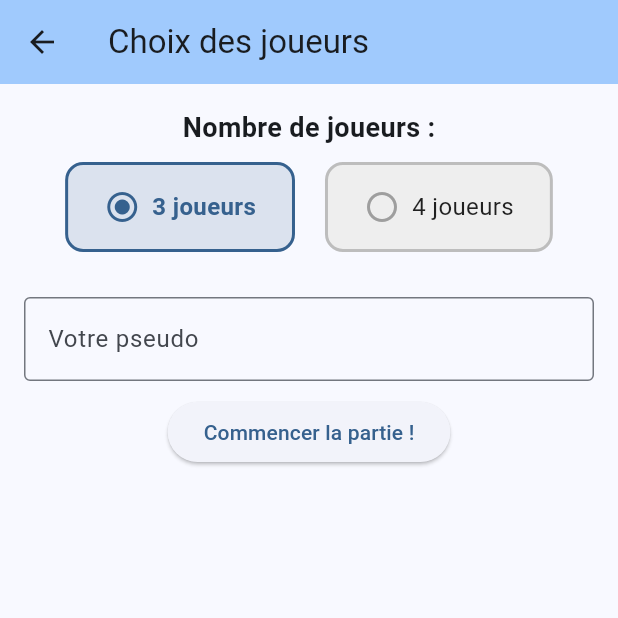
After one commit to AntoineCuinet/game-tarot, a Flutter app: the screen it shows after launch, after a tap on "JOUER ->", on a phone screen of 412 x 824 dp, the top half of it. The commit adds this screen. Run offline on Flutter 3.47's test engine with Material 3 defaults, Android fonts, the phone set to English and light mode, and no system bars.

Commit message:
feat: add Player and game page

```diff
--- a/game_tarot_cuinet/lib/models/player_model.dart
+++ b/game_tarot_cuinet/lib/models/player_model.dart
@@ -0,0 +1,15 @@
+class PlayerModel {
+  final String id;
+  final String name;
+  int score;
+  bool isDealer;
+
+  PlayerModel({required this.id, required this.name, this.score = 0, this.isDealer = false,});
+
+  void addScore(int points) {
+    score += points;
+  }
+
+  @override
+  String toString() => 'Player($name, score: $score)';
+}
--- a/game_tarot_cuinet/lib/providers/game_provider.dart
+++ b/game_tarot_cuinet/lib/providers/game_provider.dart
@@ -1,19 +1,22 @@
 import 'package:flutter/foundation.dart';
 import 'package:flutter/material.dart';
 import '../viewmodels/game_view_model.dart';
+import '../models/player_model.dart';
 
 class GameProvider extends ChangeNotifier {
-    int _score = 0;
+    final GameViewModel _viewModel = GameViewModel();
 
-    int get score => _score;
+    List<PlayerModel> get players => _viewModel.players;
 
-    void incrementScore() {
-        _score++;
-        notifyListeners(); // Notifie les widgets du changement
+    void addPlayer(String name) {
+        _viewModel.addPlayer(name);
+        notifyListeners();
     }
 
-    // TODO: vrai implem
-    final GameViewModel _viewModel = GameViewModel();
+    void setDealer(String playerId) {
+        _viewModel.setDealer(playerId);
+        notifyListeners();
+    }
 
     void startGame() {
         _viewModel.startNewGame();
--- a/game_tarot_cuinet/lib/viewmodels/game_view_model.dart
+++ b/game_tarot_cuinet/lib/viewmodels/game_view_model.dart
@@ -1,6 +1,24 @@
 import 'package:flutter/material.dart';
+import '../models/game_model.dart';
+import '../models/player_model.dart';
 
-class GameViewModel {
-  void startNewGame() { /* distribue les cartes, initialise les scores */ }
+class GameViewModel  {
+  final GameModel _game = GameModel();
+  List<PlayerModel> get players => List.unmodifiable(_game.players);
+
+  void addPlayer(String name) {
+    final player = PlayerModel(
+      id: DateTime.now().millisecondsSinceEpoch.toString(),
+      name: name,
+    );
+    _game.addPlayer(player);
+  }
+
+  void setDealer(String playerId) => _game.setDealer(playerId);
+
+  void startNewGame() {
+    /* distribue les cartes, initialise les scores */
+    print('La partie commence avec ${_game.players.length} joueurs');
+  }
   void playTurn() { /* logique d’un tour */ }
 }
--- a/game_tarot_cuinet/lib/views/home_page.dart
+++ b/game_tarot_cuinet/lib/views/home_page.dart
@@ -1,5 +1,6 @@
 import 'package:flutter/material.dart';
 import 'package:provider/provider.dart';
+import 'player_page.dart';
 import '../providers/game_provider.dart';
 
 class HomePage extends StatefulWidget {
@@ -25,13 +26,16 @@ class _HomePageState extends State<HomePage> {
         child: Column(
           mainAxisAlignment: MainAxisAlignment.center,
           children: [
-            Image.asset('assets/CaJ-TaroTv1-1AT.png'),
-            const SizedBox(height: 24),
-            Text('Score : ${gameProvider.score}', style: const TextStyle(fontSize: 20)),
-            const SizedBox(height: 16),
+            Text("Bienvenu sur votre jeu de tarot africain !"),
             ElevatedButton(
-              onPressed: gameProvider.incrementScore,
-              child: const Text('Jouer un coup'),
+              onPressed: () {
+                Navigator.of(context).push(
+                  MaterialPageRoute<void>(
+                    builder: (context) => PlayerPage(),
+                  ),
+                );
+              },
+              child: const Text('JOUER ->'),
             ),
           ],
         ),
--- /dev/null
+++ b/game_tarot_cuinet/lib/views/player_page.dart
@@ -0,0 +1,168 @@
+import 'package:flutter/material.dart';
+import 'package:provider/provider.dart';
+import '../providers/game_provider.dart';
+import 'game_page.dart';
+
+class PlayerPage extends StatefulWidget {
+  const PlayerPage({super.key});
+
+  @override
+  State<PlayerPage> createState() => _PlayerPageState();
+}
+
+class _PlayerPageState extends State<PlayerPage> {
+  final TextEditingController _nameController = TextEditingController();
+  final GlobalKey<FormState> _formKey = GlobalKey<FormState>();
+
+  int _selectedPlayerCount = 3;
+
+  @override
+  void dispose() {
+    _nameController.dispose();
+    super.dispose();
+  }
+
+  void _validateForm() {
+    final provider = context.read<GameProvider>();
+    if (_formKey.currentState!.validate()) {
+      // Add player
+      provider.addPlayer(_nameController.text.trim());
+
+      // Add others player (bots)
+      final missing = _selectedPlayerCount - provider.players.length;
+      for (var i = 1; i <= missing; i++) {
+        provider.addPlayer('Bot $i');
+      }
+
+      _nameController.clear();
+
+      // Start the game
+      provider.startGame();
+
+      // Redirect to the game page
+      Navigator.pushReplacement(
+        context,
+        MaterialPageRoute(builder: (_) => const GamePage()),
+      );
+    } else {
+      ScaffoldMessenger.of(context).showSnackBar(
+        const SnackBar(
+          content: Text('Erreur de validation'),
+          behavior: SnackBarBehavior.floating,
+        ),
+      );
+    }
+  }
+
+  @override
+  Widget build(BuildContext context) {
+
+    return Scaffold(
+      appBar: AppBar(
+        title: const Text('Choix des joueurs'),
+        backgroundColor: Theme.of(context).colorScheme.inversePrimary,
+      ),
+      body: Padding(
+        padding: const EdgeInsets.all(16),
+        child: Form(
+          key: _formKey,
+          child: Column(
+            crossAxisAlignment: CrossAxisAlignment.center,
+            children: [
+
+              // Number of players choces
+              const Text(
+                'Nombre de joueurs :',
+                style: TextStyle(fontSize: 18, fontWeight: FontWeight.bold),
+              ),
+              const SizedBox(height: 10),
+              Row(
+                mainAxisAlignment: MainAxisAlignment.center,
+                children: [
+                  _buildPlayerCountSelector(3),
+                  const SizedBox(width: 20),
+                  _buildPlayerCountSelector(4),
+                ],
+              ),
+              const SizedBox(height: 30),
+
+              // Pseudo
+              TextFormField(
+                controller: _nameController,
+                decoration: const InputDecoration(
+                  labelText: 'Votre pseudo',
+                  border: OutlineInputBorder(),
+                ),
+                validator: (value) {
+                  if (value == null || value.isEmpty) {
+                    return 'Veuillez entrer un pseudo';
+                  }
+                  if (value.length < 3 || value.length > 15) {
+                    return 'Taille de pseudo incorrecte';
+                  }
+                  return null; // OK
+                },
+              ),
+              const SizedBox(height: 10),
+              ElevatedButton(
+                onPressed: _validateForm,
+                child: const Text('Commencer la partie !'),
+              ),
+            ],
+          ),
+        ),
+      ),
+    );
+  }
+
+
+  Widget _buildPlayerCountSelector(int count) {
+    final bool isSelected = _selectedPlayerCount == count;
+
+    return GestureDetector(
+      onTap: () {
+        setState(() {
+          _selectedPlayerCount = count;
+        });
+      },
+      child: AnimatedContainer(
+        duration: const Duration(milliseconds: 200),
+        padding: const EdgeInsets.symmetric(vertical: 16, horizontal: 24),
+        decoration: BoxDecoration(
+          color: isSelected
+              ? Theme.of(context).colorScheme.primary.withOpacity(0.15)
+              : Colors.grey.shade200,
+          borderRadius: BorderRadius.circular(12),
+          border: Border.all(
+            color: isSelected
+                ? Theme.of(context).colorScheme.primary
+                : Colors.grey.shade400,
+            width: 2,
+          ),
+        ),
+        child: Row(
+          mainAxisSize: MainAxisSize.min,
+          children: [
+            Icon(
+              isSelected ? Icons.radio_button_checked : Icons.radio_button_off,
+              color: isSelected
+                  ? Theme.of(context).colorScheme.primary
+                  : Colors.grey,
+            ),
+            const SizedBox(width: 8),
+            Text(
+              '$count joueurs',
+              style: TextStyle(
+                fontSize: 16,
+                fontWeight: isSelected ? FontWeight.bold : FontWeight.normal,
+                color: isSelected
+                    ? Theme.of(context).colorScheme.primary
+                    : Colors.black87,
+              ),
+            ),
+          ],
+        ),
+      ),
+    );
+  }
+}
```
Also changed, not shown: game_tarot_cuinet/lib/models/game_model.dart (+17 -0 lines), game_tarot_cuinet/lib/views/game_page.dart (added, +32 -0 lines).
